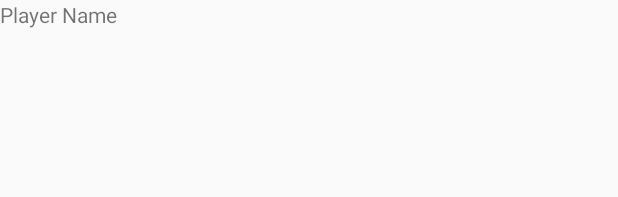
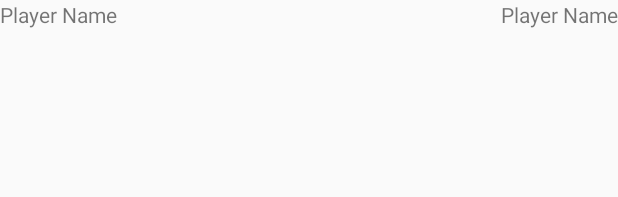
Before and after one commit to ArneCaris/eSports-Calendar, an Android app: the layout match_details_row.xml on its own in the app's theme, with its tools: preview values and no code run, on a phone screen of 412 x 824 dp. Shown: the top 197 px of the screen. Run offline under Robolectric (Android 15) with nearby library versions, the phone set to English and light mode, and no system bars.

Commit message:
Match Detail: display all players

```diff
--- a/app/src/main/res/layout/activity_match_details.xml
+++ b/app/src/main/res/layout/activity_match_details.xml
@@ -95,6 +95,7 @@
         android:layout_width="match_parent"
         android:layout_height="match_parent"
         android:layout_below="@id/team2"
+        android:padding="10dp"
         android:layout_marginTop="30dp"/>
 
 
--- a/app/src/main/res/layout/match_details_row.xml
+++ b/app/src/main/res/layout/match_details_row.xml
@@ -19,4 +19,17 @@
 
     </RelativeLayout>
 
+    <RelativeLayout
+        android:layout_height="wrap_content"
+        android:layout_width="wrap_content"
+        android:id="@+id/playerTeam2"
+        android:layout_alignParentEnd="true">
+        <TextView
+            android:layout_height="wrap_content"
+            android:layout_width="wrap_content"
+            android:id="@+id/player2"
+            android:text="Player Name"/>
+
+    </RelativeLayout>
+
 </RelativeLayout>
```
Also changed, not shown: app/src/main/java/calendar/esports/MatchDetailsAdapter.java (+13 -38 lines).
